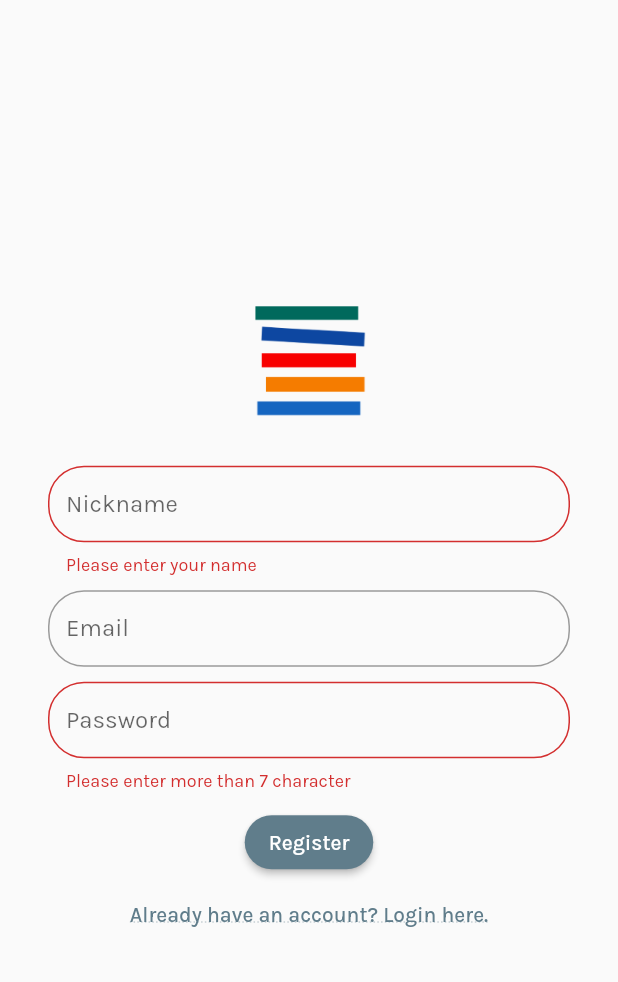
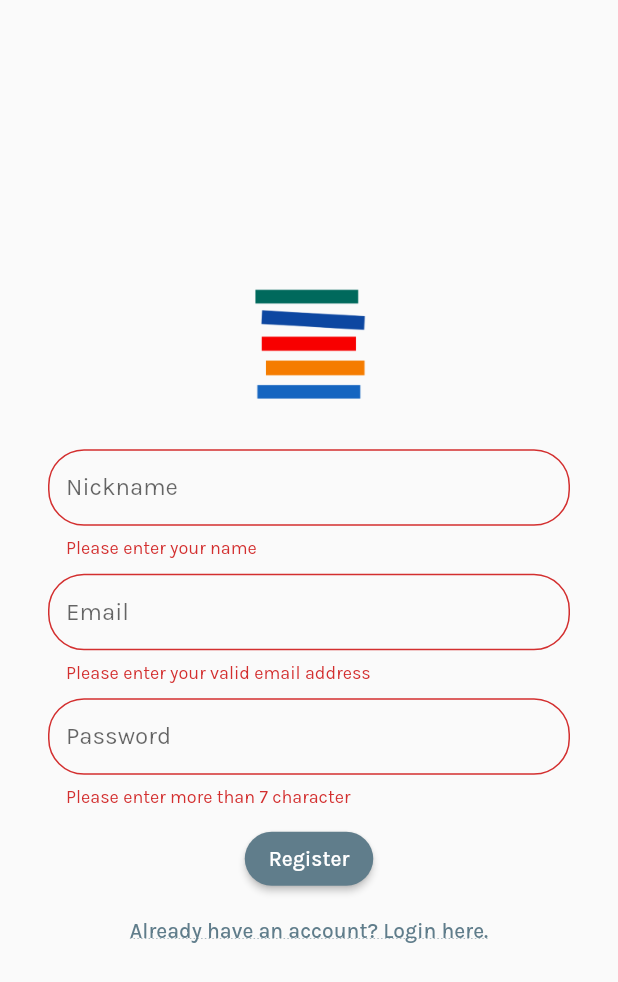
Before and after one commit to flutree/flutree, a Flutter app: the Register screen opened directly, after a tap on "Register", on a phone screen of 412 x 824 dp. Shown: the top 982 px of the screen. Run offline on Flutter 3.47's test engine with Material 2 defaults, Android fonts, the phone set to English and light mode, and no system bars; our stand-ins replace cloud_firestore, dio, dotted_border, firebase_analytics, firebase_auth, firebase_core and 12 more; missing offline and left inert: dough, giffy_dialog; accounts and stored records are empty.

Commit message:
Closes #17

```diff
--- a/lib/views/widgets/reuseable.dart
+++ b/lib/views/widgets/reuseable.dart
@@ -72,6 +72,8 @@ class EmailTextField extends StatelessWidget {
   @override
   Widget build(BuildContext context) {
     return TextFormField(
+      validator: (value) =>
+          value.isEmpty ? 'Please enter your valid email address' : null,
       controller: _emailController,
       decoration: InputDecoration(
         isDense: true,
```
